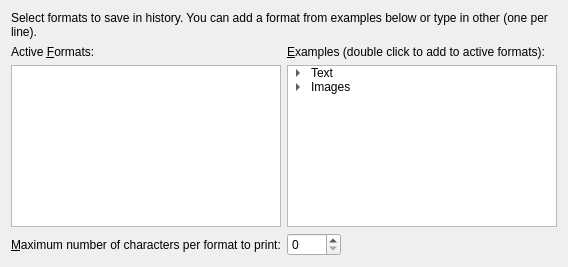
Above: plugins/itemdata/itemdatasettings.ui from hluk/CopyQ before the change. Below: the same form after it.
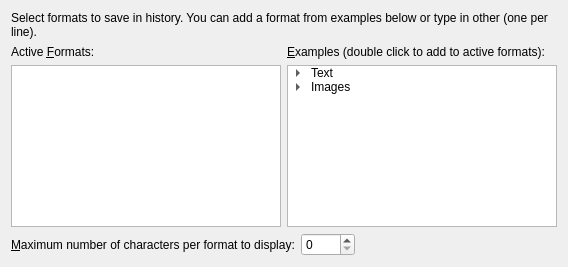
That is the form after the change.

Patch:
```diff
--- a/plugins/itemdata/itemdatasettings.ui
+++ b/plugins/itemdata/itemdatasettings.ui
@@ -172,7 +172,7 @@
      <item>
       <widget class="QLabel" name="label">
        <property name="text">
-        <string>&amp;Maximum number of characters per format to print:</string>
+        <string>&amp;Maximum number of characters per format to display:</string>
        </property>
        <property name="buddy">
         <cstring>spinBoxMaxChars</cstring>
```
